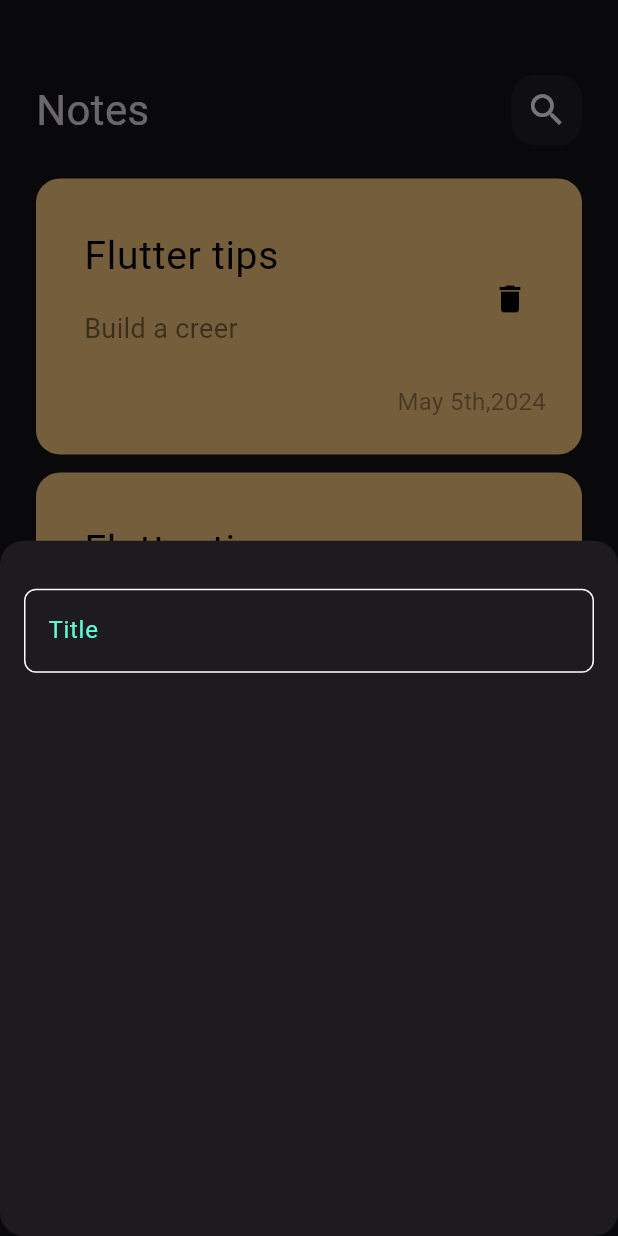
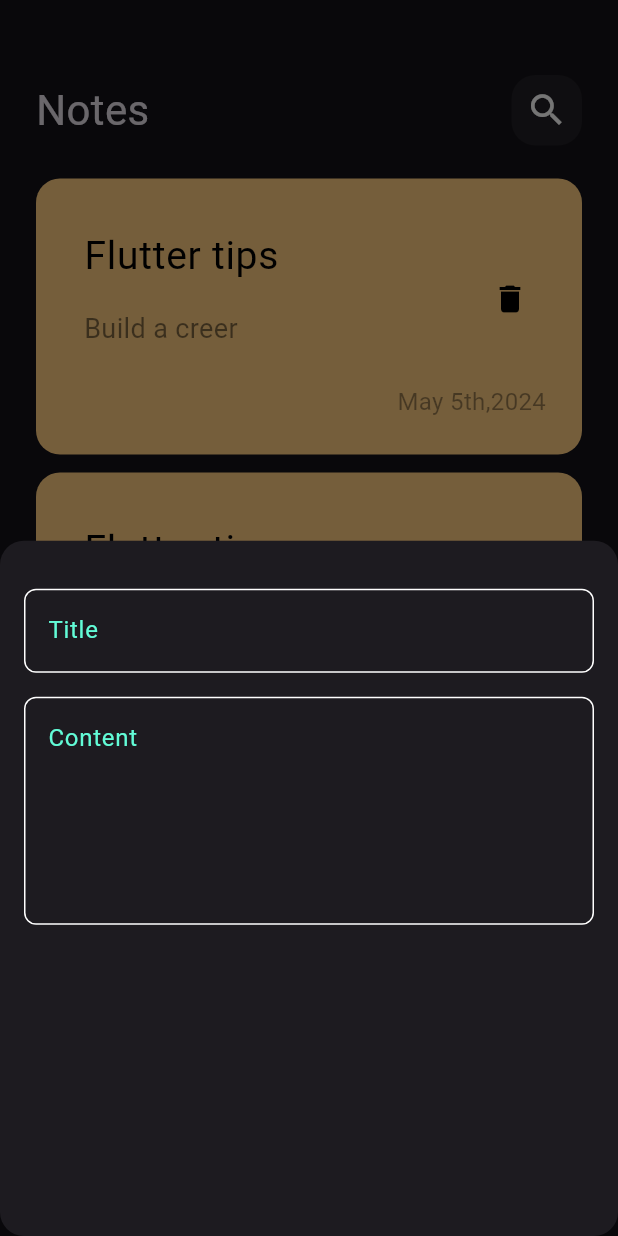
Before and after one commit to ayabelkhiri/Notes-APP, a Flutter app: the screen it shows after launch, after a tap on the "add" icon, on a phone screen of 412 x 824 dp. Run offline on Flutter 3.47's test engine with Material 3 defaults, Android fonts, the phone set to English and light mode, and no system bars.

Commit message:
add fields bottom sheet

```diff
--- a/lib/views/widgets/add_note_bottom_sheet.dart
+++ b/lib/views/widgets/add_note_bottom_sheet.dart
@@ -10,11 +10,21 @@ class AddNoteBottomSheet extends StatelessWidget {
     return Padding(
       padding: const EdgeInsets.symmetric(horizontal: 16),
       child: Column(
-        children: [
+        children: const [
           SizedBox(
             height: 32,
           ),
-          CustomTextField(),
+          CustomTextField(
+            hint: 'Title',
+            maxLines: 1,
+          ),
+          SizedBox(
+            height: 16,
+          ),
+         CustomTextField(
+            hint: 'Content',
+            maxLines: 5,
+          ),
         ],
       ),
     );
--- a/lib/views/widgets/custom_text_field.dart
+++ b/lib/views/widgets/custom_text_field.dart
@@ -2,14 +2,17 @@ import 'package:flutter/material.dart';
 import 'package:notes/constants.dart';
 
 class CustomTextField extends StatelessWidget {
-  const CustomTextField({super.key});
+  const CustomTextField({super.key, required this.hint, required this.maxLines});
 
+      final String hint;
+      final int maxLines;
   @override
   Widget build(BuildContext context) {
     return TextField(
       cursorColor: kPrimaryColor,
+      maxLines: maxLines,
       decoration: InputDecoration(
-        hintText: 'Title',
+        hintText: hint,
         hintStyle:  const TextStyle(
           color: kPrimaryColor,
         ),
```
